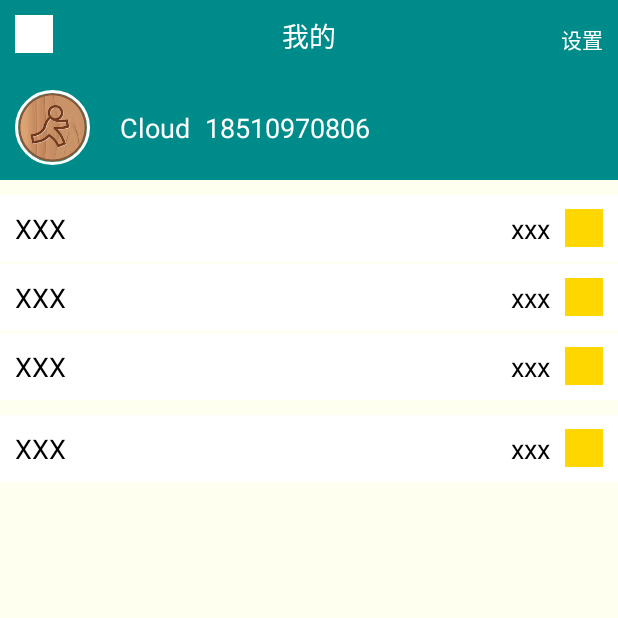
After one commit to CloudWangASP/panning, an Android app: the UserInfoAvtivity screen opened directly, with no data from a screen before it, on a phone screen of 412 x 824 dp, the top half of it. The commit adds this screen. Run offline under Robolectric (Android 15) with nearby library versions, the phone set to English and light mode, and no system bars; our stand-ins replace CircleImageView.

Commit message:
新增部分页面

```diff
--- a/panning/app/build.gradle
+++ b/panning/app/build.gradle
@@ -25,6 +25,7 @@ dependencies {
     implementation 'com.android.support.constraint:constraint-layout:1.0.2'
     implementation 'com.github.bumptech.glide:glide:4.6.1'
     implementation 'com.squareup.okhttp3:okhttp:3.10.0'
+    implementation 'de.hdodenhof:circleimageview:2.2.0'
     annotationProcessor 'com.github.bumptech.glide:compiler:4.6.1'
     implementation('com.alibaba.android:vlayout:1.2.8@aar') {
         transitive = true
--- /dev/null
+++ b/panning/app/src/main/java/com/panning/panning/activity/UserInfoAvtivity.java
@@ -0,0 +1,32 @@
+package com.panning.panning.activity;
+
+import android.content.Intent;
+import android.os.Bundle;
+import android.support.annotation.Nullable;
+import android.support.v7.app.AppCompatActivity;
+import android.view.View;
+import android.widget.TextView;
+
+import com.panning.panning.R;
+
+/**
+ * Created by cloud_wang on 18/5/22.
+ */
+
+public class UserInfoAvtivity extends AppCompatActivity {
+
+    private TextView setting;
+
+    @Override
+    protected void onCreate(@Nullable Bundle savedInstanceState) {
+        super.onCreate(savedInstanceState);
+        setContentView(R.layout.activity_user_info);
+        setting = findViewById(R.id.setting);
+        setting.setOnClickListener(new View.OnClickListener() {
+            @Override
+            public void onClick(View view) {
+                startActivity(new Intent(UserInfoAvtivity.this, SettingActivity.class));
+            }
+        });
+    }
+}
--- /dev/null
+++ b/panning/app/src/main/res/layout/activity_user_info.xml
@@ -0,0 +1,209 @@
+<?xml version="1.0" encoding="utf-8"?>
+<LinearLayout xmlns:android="http://schemas.android.com/apk/res/android"
+    android:layout_width="match_parent"
+    android:layout_height="match_parent"
+    android:background="@color/colorIvory"
+    android:orientation="vertical">
+
+    <RelativeLayout
+        android:layout_width="match_parent"
+        android:layout_height="wrap_content"
+        android:background="@color/colorDarkCyan">
+
+        <ImageView
+            android:layout_width="25dp"
+            android:layout_height="25dp"
+            android:layout_margin="10dp"
+            android:background="@color/colorWhite" />
+
+        <TextView
+            android:layout_width="wrap_content"
+            android:layout_height="wrap_content"
+            android:layout_centerHorizontal="true"
+            android:layout_margin="10dp"
+            android:text="我的"
+            android:textColor="@color/colorWhite"
+            android:textSize="18dp" />
+
+        <TextView
+            android:id="@+id/setting"
+            android:layout_width="wrap_content"
+            android:layout_height="wrap_content"
+            android:layout_alignParentRight="true"
+            android:layout_marginRight="10dp"
+            android:layout_marginTop="15dp"
+            android:text="设置"
+            android:textColor="@color/colorWhite"
+            android:textSize="14dp" />
+
+        <LinearLayout
+            android:layout_width="match_parent"
+            android:layout_height="wrap_content"
+            android:layout_marginTop="50dp"
+            android:orientation="horizontal">
+
+            <de.hdodenhof.circleimageview.CircleImageView xmlns:app="http://schemas.android.com/apk/res-auto"
+                android:layout_width="50dp"
+                android:layout_height="50dp"
+                android:layout_margin="10dp"
+                android:src="@mipmap/head"
+                app:civ_border_color="#FFFFFF"
+                app:civ_border_width="2dp" />
+
+            <TextView
+                android:layout_width="wrap_content"
+                android:layout_height="wrap_content"
+                android:layout_gravity="center_vertical"
+                android:layout_marginLeft="10dp"
+                android:text="Cloud"
+                android:textColor="@color/colorWhite"
+                android:textSize="18dp" />
+
+            <TextView
+                android:layout_width="wrap_content"
+                android:layout_height="wrap_content"
+                android:layout_gravity="center_vertical"
+                android:layout_marginLeft="10dp"
+                android:text="18510970806"
+                android:textColor="@color/colorWhite"
+                android:textSize="18dp" />
+        </LinearLayout>
+    </RelativeLayout>
+
+    <RelativeLayout
+        android:layout_width="match_parent"
+        android:layout_height="wrap_content"
+        android:layout_marginTop="10dp"
+        android:background="@color/colorWhite">
+
+        <TextView
+            android:layout_width="wrap_content"
+            android:layout_height="wrap_content"
+            android:layout_centerVertical="true"
+            android:layout_margin="10dp"
+            android:text="XXX"
+            android:textColor="@color/colorBlack"
+            android:textSize="18dp" />
+
+        <TextView
+            android:layout_width="wrap_content"
+            android:layout_height="wrap_content"
+            android:layout_alignParentRight="true"
+            android:layout_centerVertical="true"
+            android:layout_marginRight="45dp"
+            android:text="xxx"
+            android:textColor="@color/colorBlack"
+            android:textSize="18dp" />
+
+        <ImageView
+            android:layout_width="25dp"
+            android:layout_height="25dp"
+            android:layout_alignParentRight="true"
+            android:layout_centerVertical="true"
+            android:layout_marginRight="10dp"
+            android:background="@color/colorGold" />
+    </RelativeLayout>
+
+    <RelativeLayout
+        android:layout_width="match_parent"
+        android:layout_height="wrap_content"
+        android:layout_marginTop="1dp"
+        android:background="@color/colorWhite">
+
+        <TextView
+            android:layout_width="wrap_content"
+            android:layout_height="wrap_content"
+            android:layout_centerVertical="true"
+            android:layout_margin="10dp"
+            android:text="XXX"
+            android:textColor="@color/colorBlack"
+            android:textSize="18dp" />
+
+        <TextView
+            android:layout_width="wrap_content"
+            android:layout_height="wrap_content"
+            android:layout_alignParentRight="true"
+            android:layout_centerVertical="true"
+            android:layout_marginRight="45dp"
+            android:text="xxx"
+            android:textColor="@color/colorBlack"
+            android:textSize="18dp" />
+
+        <ImageView
+            android:layout_width="25dp"
+            android:layout_height="25dp"
+            android:layout_alignParentRight="true"
+            android:layout_centerVertical="true"
+            android:layout_marginRight="10dp"
+            android:background="@color/colorGold" />
+    </RelativeLayout>
+
+    <RelativeLayout
+        android:layout_width="match_parent"
+        android:layout_height="wrap_content"
+        android:layout_marginTop="1dp"
+        android:background="@color/colorWhite">
+
+        <TextView
+            android:layout_width="wrap_content"
+            android:layout_height="wrap_content"
+            android:layout_centerVertical="true"
+            android:layout_margin="10dp"
+            android:text="XXX"
+            android:textColor="@color/colorBlack"
+            android:textSize="18dp" />
+
+        <TextView
+            android:layout_width="wrap_content"
+            android:layout_height="wrap_content"
+            android:layout_alignParentRight="true"
+            android:layout_centerVertical="true"
+            android:layout_marginRight="45dp"
+            android:text="xxx"
+            android:textColor="@color/colorBlack"
+            android:textSize="18dp" />
+
+        <ImageView
+            android:layout_width="25dp"
+            android:layout_height="25dp"
+            android:layout_alignParentRight="true"
+            android:layout_centerVertical="true"
+            android:layout_marginRight="10dp"
+            android:background="@color/colorGold" />
+    </RelativeLayout>
+
+    <RelativeLayout
+        android:layout_width="match_parent"
+        android:layout_height="wrap_content"
+        android:layout_marginTop="10dp"
+        android:background="@color/colorWhite">
+
+        <TextView
+            android:layout_width="wrap_content"
+            android:layout_height="wrap_content"
+            android:layout_centerVertical="true"
+            android:layout_margin="10dp"
+            android:text="XXX"
+            android:textColor="@color/colorBlack"
+            android:textSize="18dp" />
+
+        <TextView
+            android:layout_width="wrap_content"
+            android:layout_height="wrap_content"
+            android:layout_alignParentRight="true"
+            android:layout_centerVertical="true"
+            android:layout_marginRight="45dp"
+            android:text="xxx"
+            android:textColor="@color/colorBlack"
+            android:textSize="18dp" />
+
+        <ImageView
+            android:layout_width="25dp"
+            android:layout_height="25dp"
+            android:layout_alignParentRight="true"
+            android:layout_centerVertical="true"
+            android:layout_marginRight="10dp"
+            android:background="@color/colorGold" />
+    </RelativeLayout>
+
+</LinearLayout>
```
Also changed, not shown: panning/app/src/main/AndroidManifest.xml (+12 -0 lines), panning/app/src/main/java/com/panning/panning/activity/PanningInfoActivity.java (added, +20 -0 lines), panning/app/src/main/java/com/panning/panning/activity/SettingActivity.java (added, +20 -0 lines), panning/app/src/main/java/com/panning/panning/fragment/PanningBaseFragment.java (+17 -0 lines), panning/app/src/main/res/layout/activity_panning.xml (added, +130 -0 lines), panning/app/src/main/res/layout/activity_setting.xml (added, +209 -0 lines), panning/app/src/main/res/layout/fragment_panning_base.xml (+37 -17 lines), panning/app/src/main/res/mipmap-xhdpi/head.png (added).
